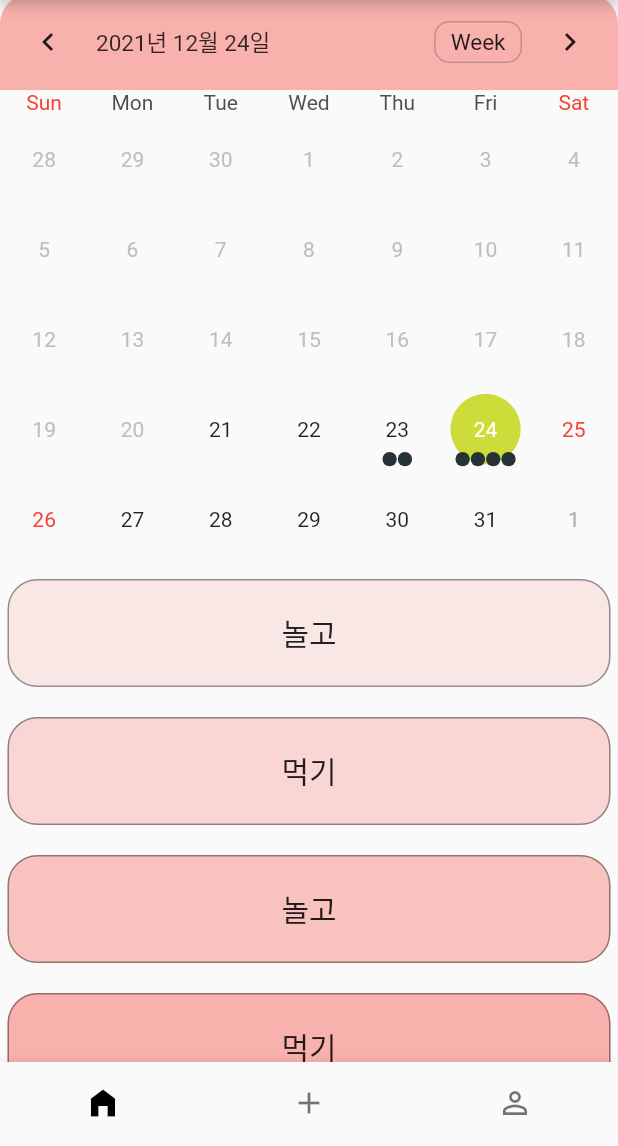
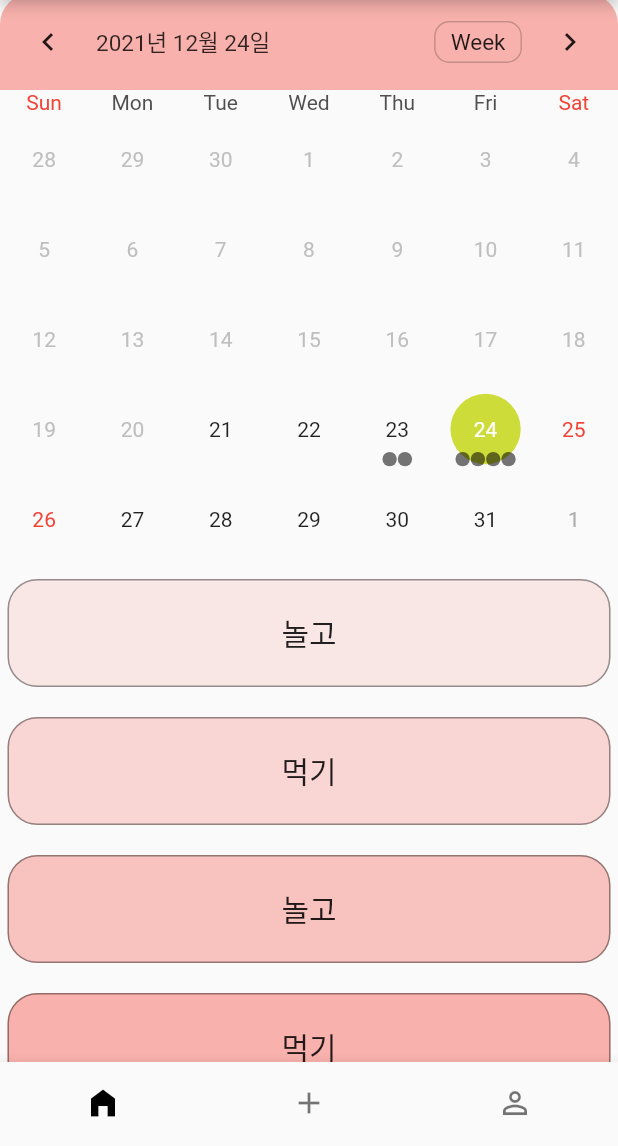
Before and after one commit to rwarou/our-schedule-flutter, a Flutter app: the Dashboard screen opened by its route, on a phone screen of 412 x 824 dp, the part 90-1236 px from its top. Run offline on Flutter 3.47's test engine with Material 2 defaults, Android fonts, the light colour scheme and no system bars; drawn by our look-alikes of table_calendar; our stand-ins replace dio, flutter_secure_storage, get; accounts and stored records are empty.

Commit message:
스타일 설정 프로퍼티 생성만 해놓음

```diff
--- a/lib/pages/dashboard/calendar.dart
+++ b/lib/pages/dashboard/calendar.dart
@@ -104,6 +104,16 @@ class _CalendarState extends State<Calendar> {
           color: Colors.lime,
           shape: BoxShape.circle,
         ),
+        // 셀 스타일 설정
+        cellAlignment: Alignment.center,
+        cellPadding: EdgeInsets.all(5),
+        // 마커 스타일 설정
+        markersMaxCount: 4,
+        markerDecoration:
+            BoxDecoration(color: Colors.black54, shape: BoxShape.circle),
+        // 달력 테두리 스타일 설정
+        tableBorder: TableBorder(),
+        rowDecoration: BoxDecoration(),
       ),
       rowHeight: 60,
       // 이벤트 리스트 출력
```
